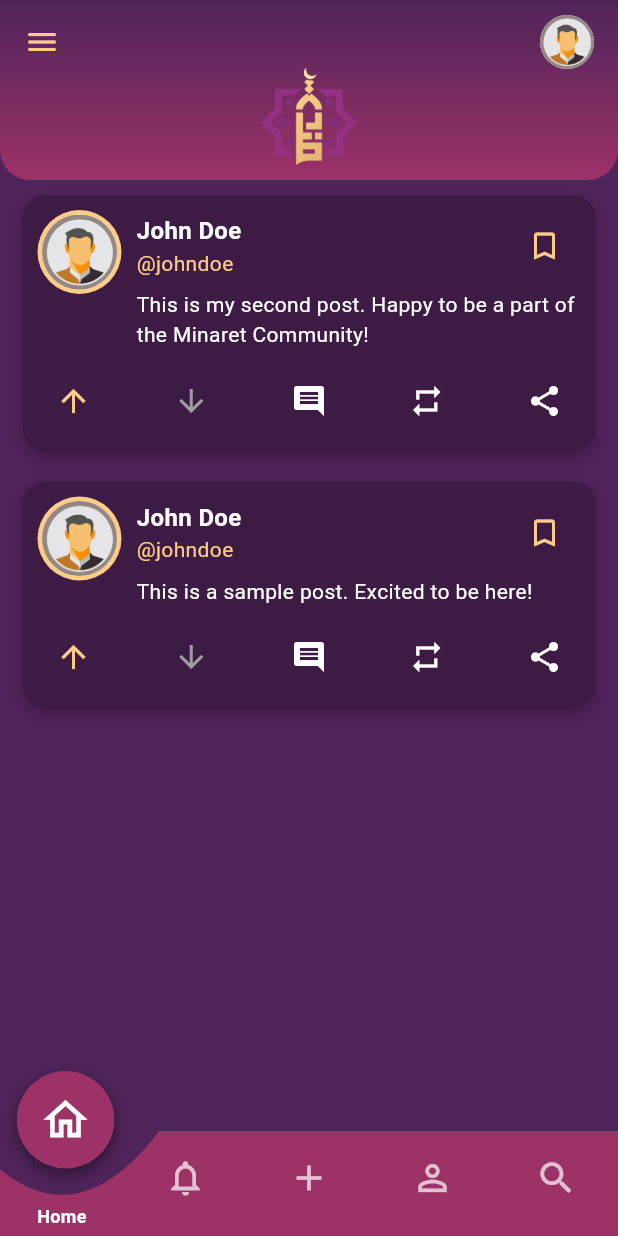
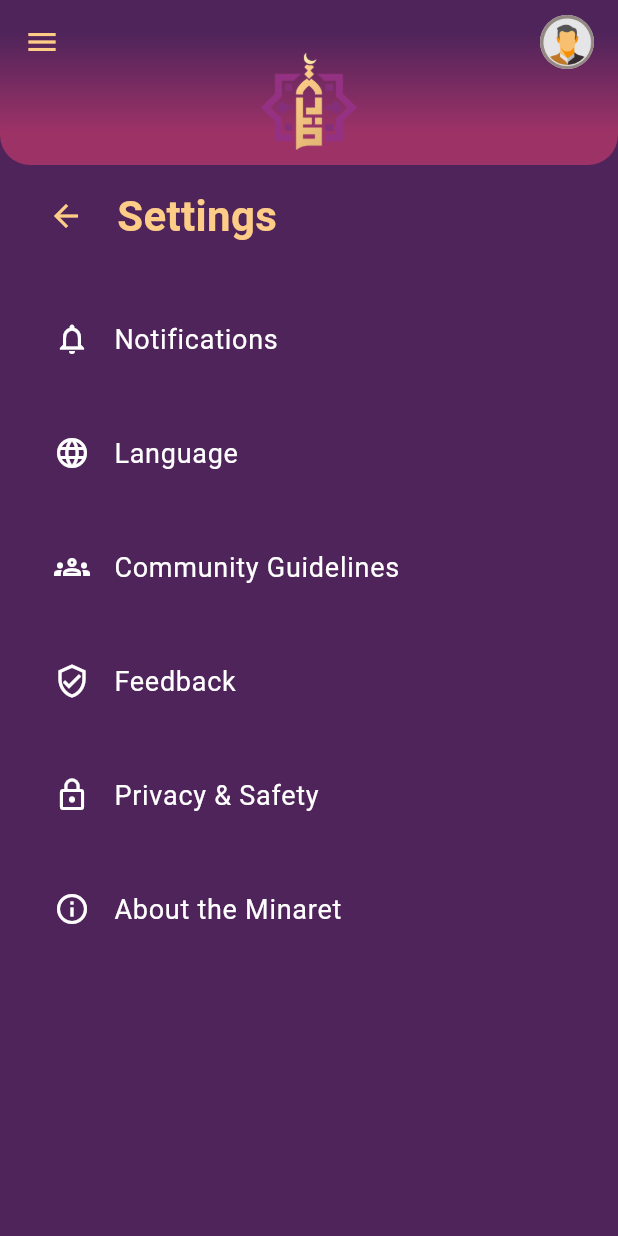
Before and after one commit to dojosgithub/the-minaret, a Flutter app: the screen it shows after launch, after a tap on the "menu" icon, on a phone screen of 412 x 824 dp. Run offline on Flutter 3.47's test engine with Material 3 defaults, Android fonts, the phone set to English and light mode, and no system bars.

Commit message:
Add menu and notification+language sub menus

```diff
--- a/lib/main.dart
+++ b/lib/main.dart
@@ -4,6 +4,7 @@ import 'screens/notifications_screen.dart';
 import 'screens/post_screen.dart';
 import 'screens/user_screen.dart';
 import 'screens/search_screen.dart';
+import 'screens/menu_screen.dart';
 import 'widgets/bottom_nav_bar.dart';
 import 'widgets/top_bar.dart';
 
@@ -55,7 +56,10 @@ class MainScreenState extends State<MainScreen> {
       appBar: TopBar(
         onMenuPressed: () {
           // Add menu functionality here
-          debugPrint('Menu button pressed');
+            Navigator.push(
+            context,
+            MaterialPageRoute(builder: (context) => const MenuScreen()),
+            );
         },
         onProfilePressed: () {
           // Add profile functionality here
--- /dev/null
+++ b/lib/screens/menu_screen.dart
@@ -0,0 +1,93 @@
+import 'package:flutter/material.dart';
+import 'notifications_menu_screen.dart';
+import 'language_screen.dart';
+import '../widgets/top_bar.dart';
+
+class MenuScreen extends StatelessWidget {
+  const MenuScreen({super.key});
+
+  @override
+  Widget build(BuildContext context) {
+    return Scaffold(
+      backgroundColor: const Color(0xFF4F245A), // Background color of all pages
+      appBar: TopBar(
+        onMenuPressed: () {},
+        onProfilePressed: () {},
+        profileImage: 'assets/profile_picture.png',
+      ),
+      body: Column(
+        children: [
+          // Back button & title section
+          Padding(
+            padding: const EdgeInsets.symmetric(horizontal: 20, vertical: 10),
+            child: Row(
+              children: [
+                IconButton(
+                  icon: const Icon(Icons.arrow_back, color: Color(0xFFFDCC87)), // Yellow back button
+                  onPressed: () => Navigator.pop(context),
+                ),
+                const SizedBox(width: 10), // Space between icon and title
+                const Expanded(
+                  child: Text(
+                    "Settings",
+                    style: TextStyle(
+                      color: Color(0xFFFDCC87), // Signature yellow color
+                      fontSize: 28,
+                      fontWeight: FontWeight.bold,
+                    ),
+                  ),
+                ),
+              ],
+            ),
+          ),
+          const SizedBox(height: 10), // Add some spacing
+
+          // Menu items inside a scrollable view
+          Expanded(
+            child: SingleChildScrollView(
+              padding: const EdgeInsets.symmetric(horizontal: 20),
+              child: Column(
+                children: [
+                  _buildMenuItem(context, "Notifications", Icons.notifications_outlined, () {
+                      Navigator.push(
+                      context,
+                      MaterialPageRoute(builder: (context) => const NotificationsMenuScreen()),
+                    );
+                  }),
+                  _buildMenuItem(context, "Language", Icons.language_outlined, () {
+                      Navigator.push(
+                      context,
+                      MaterialPageRoute(builder: (context) => const LanguageScreen()),
+                    );
+                  }),
+                  _buildMenuItem(context, "Community Guidelines", Icons.groups_outlined, () {}),
+                  _buildMenuItem(context, "Feedback", Icons.verified_user_outlined, () {}),
+                  _buildMenuItem(context, "Privacy & Safety", Icons.lock_outline, () {}),
+                  _buildMenuItem(context, "About the Minaret", Icons.info_outline, () {}),
+                ],
+              ),
+            ),
+          ),
+        ],
+      ),
+    );
+  }
+
+  // Function to build menu item
+  Widget _buildMenuItem(BuildContext context, String title, IconData icon, VoidCallback onTap) {
+    return Padding(
+      padding: const EdgeInsets.symmetric(vertical: 10),
+      child: ListTile(
+        leading: Icon(icon, color: Colors.white), // Icons moved to the left
+        title: Text(
+          title,
+          style: const TextStyle(
+            color: Colors.white, // White text for readability
+            fontSize: 18,
+          ),
+        ),
+        onTap: onTap,
+      ),
+    );
+  }
+}
--- a/lib/widgets/bottom_nav_bar.dart
+++ b/lib/widgets/bottom_nav_bar.dart
@@ -14,14 +14,16 @@ class BottomNavBar extends StatelessWidget {
   Widget build(BuildContext context) {
     double screenWidth = MediaQuery.of(context).size.width;
     double itemWidth = screenWidth / 5;
-    double indentHeight = 85; // Keep indent as is
-    double navBarHeight = 70; // Keep navbar height as is
+    double indentHeight = 85;
+    double navBarHeight = 70;
 
     return Stack(
       clipBehavior: Clip.none,
       children: [
-        ClipPath(
-          clipper: BottomNavClipper(currentIndex, itemWidth, indentHeight),
+      ClipPath(
+        clipper: BottomNavClipper(currentIndex, itemWidth, indentHeight),
+        child: ClipRRect(
+          borderRadius: BorderRadius.vertical(top: Radius.circular(20)), // Curved top edges
           child: Container(
             height: navBarHeight,
             decoration: const BoxDecoration(
@@ -50,9 +52,11 @@ class BottomNavBar extends StatelessWidget {
             ),
           ),
         ),
-        // Floating Selected Icon (Properly Spaced)
+      ),
+
+
         Positioned(
-          bottom: 45, // Keep icon lowered
+          bottom: 45,
           left: (itemWidth * currentIndex) + (itemWidth / 2) - 30,
           child: Container(
             width: 65,
@@ -75,7 +79,7 @@ class BottomNavBar extends StatelessWidget {
             ),
           ),
         ),
-        // Selected Label at the Bottom
+
         Positioned(
           bottom: 5, // Push label to the far bottom
           left: itemWidth * currentIndex,
@@ -85,7 +89,7 @@ class BottomNavBar extends StatelessWidget {
               _getLabel(currentIndex),
               style: const TextStyle(
                 color: Colors.white,
-                fontSize: 12,
+                fontSize: 10,
                 fontWeight: FontWeight.w600,
               ),
             ),
--- a/lib/widgets/top_bar.dart
+++ b/lib/widgets/top_bar.dart
@@ -17,11 +17,12 @@ class TopBar extends StatelessWidget implements PreferredSizeWidget {
     return ClipRRect(
       borderRadius: const BorderRadius.vertical(bottom: Radius.circular(20)), // Curved edges
       child: Container(
-        height: 120, // Increased height for a wider top bar
+        height: 110, // Increased height for a wider top bar
         decoration: const BoxDecoration(
           gradient: LinearGradient(
             begin: Alignment.topCenter,
             end: Alignment.bottomCenter,
+            stops: [0.2, 0.8], // Pushes the dark color further down
             colors: [
               Color(0xFF4F245A), // Background color of all pages (Top)
               Color(0xFF9D3267), // Current Top Bar color (Bottom)
@@ -38,6 +39,16 @@ class TopBar extends StatelessWidget implements PreferredSizeWidget {
         ),
         child: Stack(
           children: [
+            // Translucent Background Pattern Overlay
+            Positioned.fill(
+              child: Opacity(
+                opacity: 0.2, // Adjust transparency as needed
+                // child: Image.asset(
+                //   'assets/pattern.png', // Replace with your pattern image
+                //   fit: BoxFit.cover, // Covers entire top bar
+                // ),
+              ),
+            ),
             AppBar(
               backgroundColor: Colors.transparent, // Transparent background
               elevation: 0, // Remove default elevation
@@ -63,7 +74,7 @@ class TopBar extends StatelessWidget implements PreferredSizeWidget {
             Align(
               alignment: Alignment.bottomCenter,
               child: Padding(
-                padding: const EdgeInsets.only(bottom: 10), // Push logo closer to bottom
+                padding: const EdgeInsets.only(bottom: 10), // Slightly above the bottom
                 child: Image.asset(
                   'assets/logo.png', // Path to the logo image
                   height: 65, // Slightly larger logo
```
Also changed, not shown: lib/screens/language_screen.dart (added, +125 -0 lines), lib/screens/notifications_menu_screen.dart (added, +121 -0 lines).
